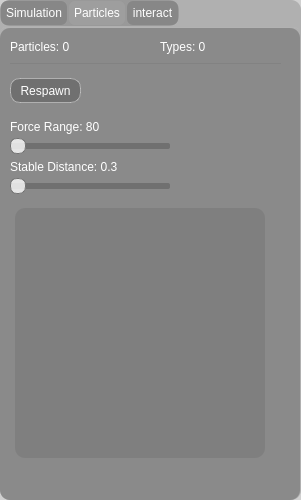
First picture: the form in settings.ui, repository tomatencode/Particle_LifeQT, before the edit.
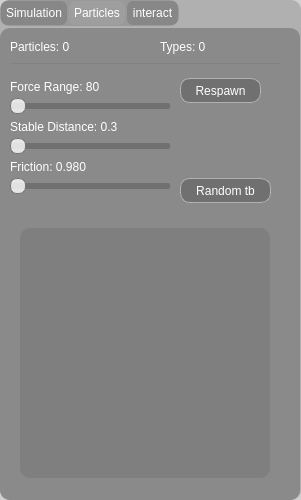
Second picture: the form after the edit. The open tabs and pages were chosen to show the change. Icons and pictures are not drawn. Custom widgets are drawn as their Qt base class.

Diff of the .ui file:
```diff
--- a/settings.ui
+++ b/settings.ui
@@ -262,38 +262,6 @@
       <enum>Qt::Horizontal</enum>
      </property>
     </widget>
-    <widget class="QLabel" name="friction_label">
-     <property name="geometry">
-      <rect>
-       <x>10</x>
-       <y>90</y>
-       <width>101</width>
-       <height>17</height>
-      </rect>
-     </property>
-     <property name="text">
-      <string>Friction: 0.980</string>
-     </property>
-    </widget>
-    <widget class="QSlider" name="friction_slider">
-     <property name="geometry">
-      <rect>
-       <x>10</x>
-       <y>110</y>
-       <width>160</width>
-       <height>16</height>
-      </rect>
-     </property>
-     <property name="minimum">
-      <number>1</number>
-     </property>
-     <property name="maximum">
-      <number>1000</number>
-     </property>
-     <property name="orientation">
-      <enum>Qt::Horizontal</enum>
-     </property>
-    </widget>
     <widget class="QPushButton" name="play_pause_Button">
      <property name="geometry">
       <rect>
@@ -366,9 +334,9 @@
     <widget class="QPushButton" name="Reset_Button">
      <property name="geometry">
       <rect>
-       <x>10</x>
+       <x>180</x>
        <y>50</y>
-       <width>71</width>
+       <width>81</width>
        <height>25</height>
       </rect>
      </property>
@@ -425,7 +393,7 @@
      <property name="geometry">
       <rect>
        <x>10</x>
-       <y>90</y>
+       <y>50</y>
        <width>121</width>
        <height>17</height>
       </rect>
@@ -438,7 +406,7 @@
      <property name="geometry">
       <rect>
        <x>10</x>
-       <y>110</y>
+       <y>70</y>
        <width>160</width>
        <height>16</height>
       </rect>
@@ -457,7 +425,7 @@
      <property name="geometry">
       <rect>
        <x>10</x>
-       <y>130</y>
+       <y>90</y>
        <width>141</width>
        <height>17</height>
       </rect>
@@ -470,7 +438,7 @@
      <property name="geometry">
       <rect>
        <x>10</x>
-       <y>150</y>
+       <y>110</y>
        <width>160</width>
        <height>16</height>
       </rect>
@@ -488,13 +456,58 @@
     <widget class="force_table" name="force_tb" native="true">
      <property name="geometry">
       <rect>
-       <x>15</x>
-       <y>180</y>
+       <x>20</x>
+       <y>200</y>
        <width>250</width>
        <height>250</height>
       </rect>
      </property>
     </widget>
+    <widget class="QSlider" name="friction_slider">
+     <property name="geometry">
+      <rect>
+       <x>10</x>
+       <y>150</y>
+       <width>160</width>
+       <height>16</height>
+      </rect>
+     </property>
+     <property name="minimum">
+      <number>1</number>
+     </property>
+     <property name="maximum">
+      <number>1000</number>
+     </property>
+     <property name="orientation">
+      <enum>Qt::Horizontal</enum>
+     </property>
+    </widget>
+    <widget class="QLabel" name="friction_label">
+     <property name="geometry">
+      <rect>
+       <x>10</x>
+       <y>130</y>
+       <width>101</width>
+       <height>17</height>
+      </rect>
+     </property>
+     <property name="text">
+      <string>Friction: 0.980</string>
+     </property>
+    </widget>
+    <widget class="QPushButton" name="Random_tb_Button">
+     <property name="geometry">
+      <rect>
+       <x>180</x>
+       <y>150</y>
+       <width>91</width>
+       <height>25</height>
+      </rect>
+     </property>
+     <property name="text">
+      <string>Random tb</string>
+     </property>
+    </widget>
    </widget>
    <widget class="QWidget" name="tab_3">
     <attribute name="title">
```
Left out of the diff: 2 changed lines with no effect on the pictures.
